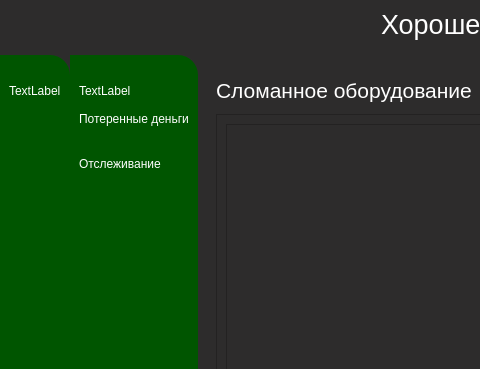
Gumke1/11111111, file main_admin.ui: the form before one commit; both pictures show x 0 to 480 and y 0 to 369 of the 1166 by 848 pixel window.
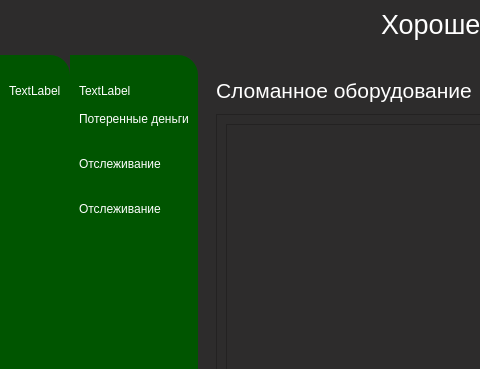
The form after the commit. The open tabs and pages were chosen to show the change. Icons and pictures are not drawn.

```diff
--- a/main_admin.ui
+++ b/main_admin.ui
@@ -263,6 +263,24 @@
            </property>
           </widget>
          </item>
+         <item>
+          <widget class="QPushButton" name="pushButton_education2us">
+           <property name="text">
+            <string>Отслеживание</string>
+           </property>
+           <property name="icon">
+            <iconset resource="resourses.qrc">
+             <normaloff>:/res/groups_24dp_FFFFFF_FILL0_wght400_GRAD0_opsz24.png</normaloff>
+             <normalon>:/res/groups_24dp_005500_FILL0_wght400_GRAD0_opsz24.png</normalon>:/res/groups_24dp_FFFFFF_FILL0_wght400_GRAD0_opsz24.png</iconset>
+           </property>
+           <property name="checkable">
+            <bool>true</bool>
+           </property>
+           <property name="autoExclusive">
+            <bool>true</bool>
+           </property>
+          </widget>
+         </item>
         </layout>
        </item>
        <item>
```
Left out of the diff: 21 changed lines with no effect on the pictures.
